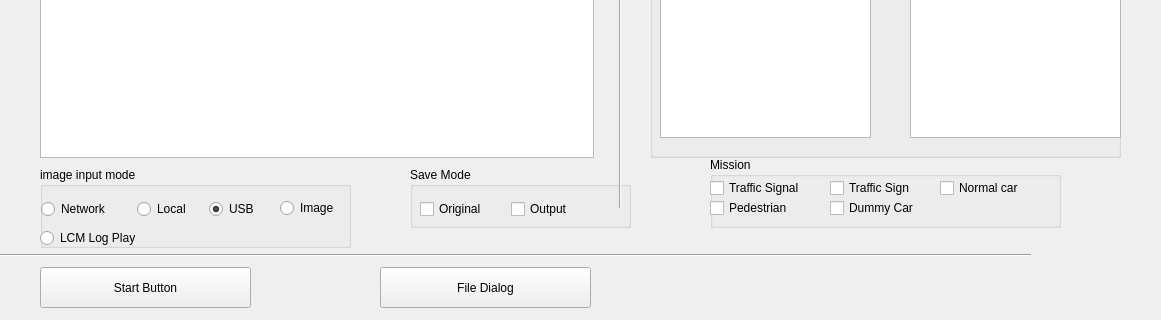
This is front_camera/front_camera_detection.ui in Jun-Hong-7794/FrontCamera as Qt 5 draws it before an edit; both pictures show x 0 to 1161 and y 533 to 853 of the 1161 by 853 pixel window. The edited form follows.
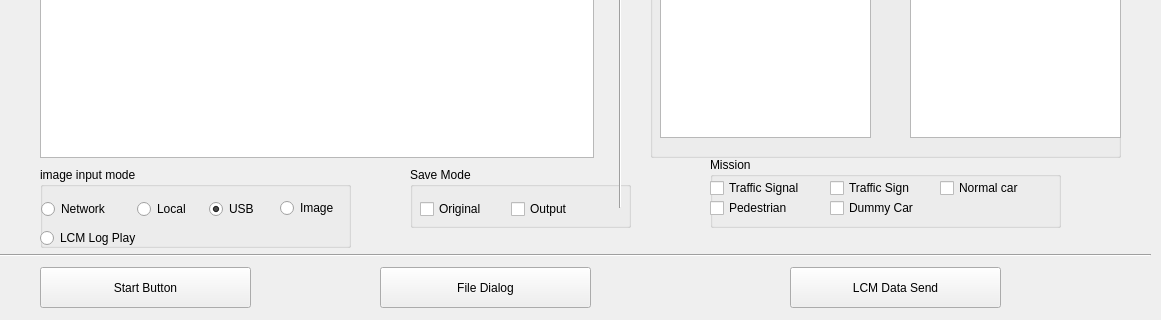
This is the edited form.

Patch:
```diff
--- a/front_camera/front_camera_detection.ui
+++ b/front_camera/front_camera_detection.ui
@@ -224,7 +224,7 @@
     <rect>
      <x>0</x>
      <y>780</y>
-     <width>1031</width>
+     <width>1151</width>
      <height>16</height>
     </rect>
    </property>
@@ -704,6 +704,19 @@
     <enum>Qt::Horizontal</enum>
    </property>
   </widget>
+  <widget class="QPushButton" name="bt_lcm_data_send">
+   <property name="geometry">
+    <rect>
+     <x>790</x>
+     <y>800</y>
+     <width>211</width>
+     <height>41</height>
+    </rect>
+   </property>
+   <property name="text">
+    <string>LCM Data Send</string>
+   </property>
+  </widget>
  </widget>
  <resources/>
  <connections/>
```
Left out of the diff: 4 changed lines with no effect on the pictures.
